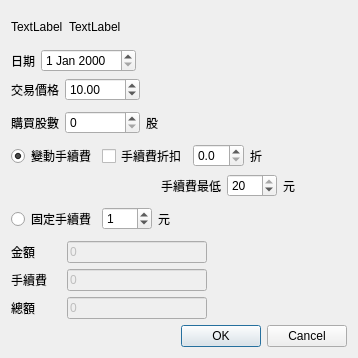
This is QtStockRegularTradingEditDialog.ui in foxking0416/PythonStockPrice as Qt 5 draws it before an edit. The edited form follows.
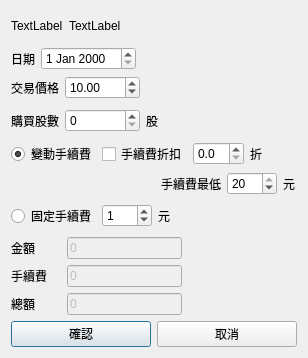
This is the edited form.

The edit to the form file:
```diff
--- a/QtStockRegularTradingEditDialog.ui
+++ b/QtStockRegularTradingEditDialog.ui
@@ -6,7 +6,7 @@
    <rect>
     <x>0</x>
     <y>0</y>
-    <width>358</width>
+    <width>308</width>
     <height>358</height>
    </rect>
   </property>
@@ -16,6 +16,18 @@
     <verstretch>0</verstretch>
    </sizepolicy>
   </property>
+  <property name="minimumSize">
+   <size>
+    <width>308</width>
+    <height>358</height>
+   </size>
+  </property>
+  <property name="maximumSize">
+   <size>
+    <width>308</width>
+    <height>358</height>
+   </size>
+  </property>
   <property name="windowTitle">
    <string>股票交易</string>
   </property>
@@ -454,14 +466,22 @@
     </layout>
    </item>
    <item>
-    <widget class="QDialogButtonBox" name="qtOkButtonBox">
-     <property name="orientation">
-      <enum>Qt::Horizontal</enum>
-     </property>
-     <property name="standardButtons">
-      <set>QDialogButtonBox::Cancel|QDialogButtonBox::Ok</set>
-     </property>
-    </widget>
+    <layout class="QHBoxLayout" name="horizontalLayout_2">
+     <item>
+      <widget class="QPushButton" name="qtOkPushButton">
+       <property name="text">
+        <string>確認</string>
+       </property>
+      </widget>
+     </item>
+     <item>
+      <widget class="QPushButton" name="qtCancelPushButton">
+       <property name="text">
+        <string>取消</string>
+       </property>
+      </widget>
+     </item>
+    </layout>
    </item>
   </layout>
  </widget>
```
Left out of the diff: 37 changed lines with no effect on the pictures.
